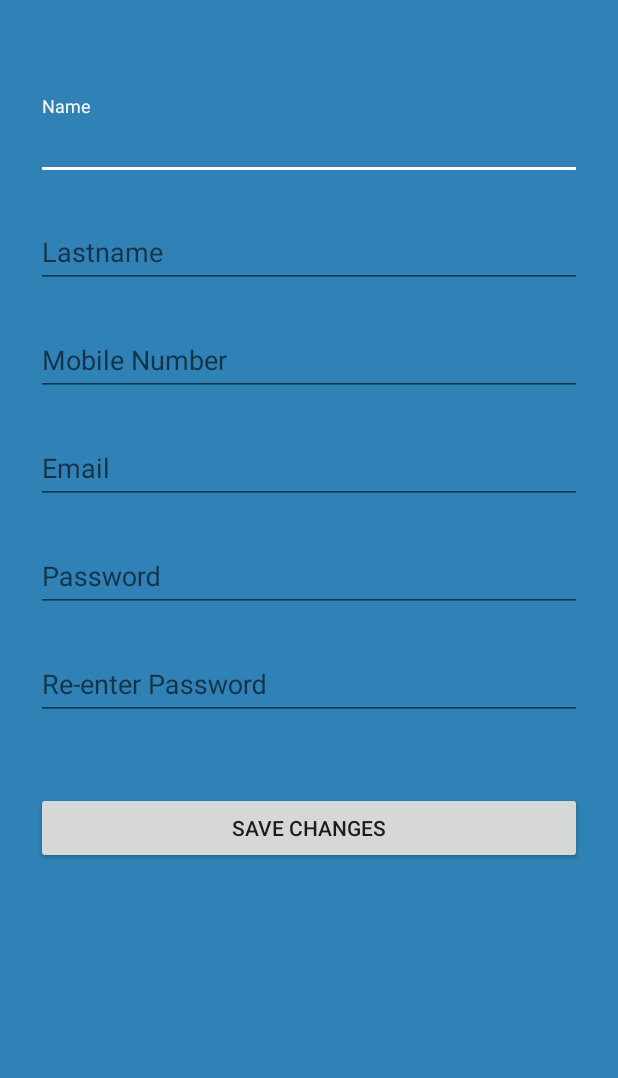
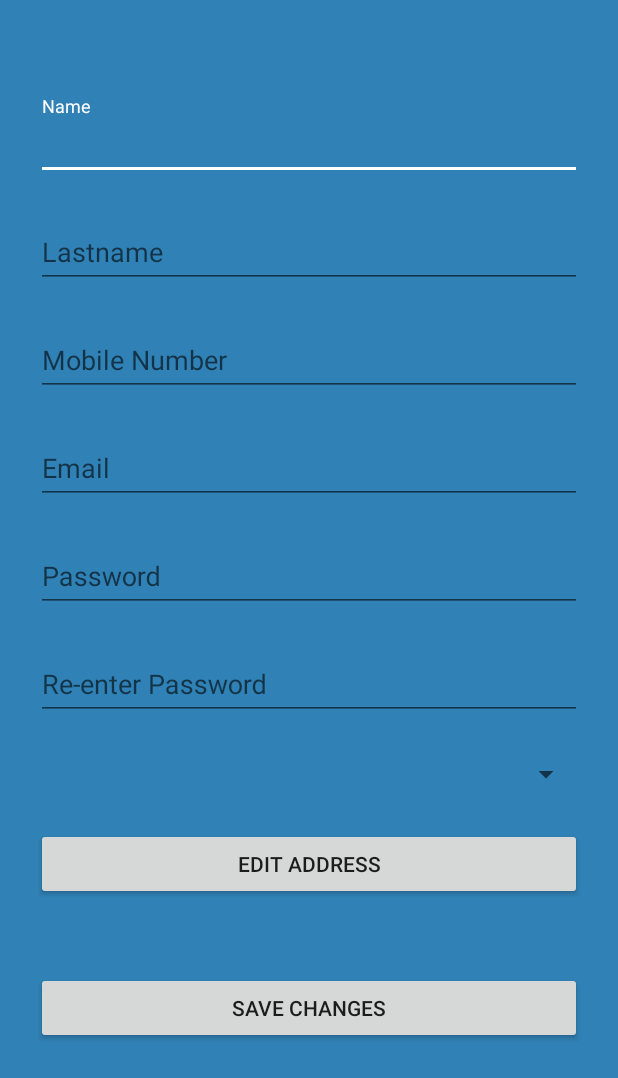
Before and after one commit to OlgaColl/Airmns, an Android app: the screen it shows after launch (Activity4EditProfileClient), on a phone screen of 412 x 824 dp. Shown: the top 1078 px of the screen. Run offline under Robolectric (Android 15) with nearby library versions, the phone set to English and light mode, and no system bars.

Commit message:
Edit Profile Client
Falta omplir spinner amb dades ficticies, fer clic, saltar a la nova
activity i omplir els camps? o fer-ho al mateix.

```diff
--- a/app/src/main/java/com/example/olgacoll/airmns/Activity4EditProfileClient.java
+++ b/app/src/main/java/com/example/olgacoll/airmns/Activity4EditProfileClient.java
@@ -7,11 +7,12 @@ package com.example.olgacoll.airmns;
 import android.content.Intent;
 import android.os.Bundle;
 import android.support.v7.app.AppCompatActivity;
-import android.util.Log;
 import android.view.View;
+import android.widget.AdapterView;
+import android.widget.ArrayAdapter;
 import android.widget.Button;
 import android.widget.EditText;
-import android.widget.TextView;
+import android.widget.Spinner;
 
 public class Activity4EditProfileClient extends AppCompatActivity {
 
@@ -19,26 +20,42 @@ public class Activity4EditProfileClient extends AppCompatActivity {
 
     EditText editTextName, editTextLastname, editTextEmail, editTextMobile, editTextPassword, editTextPassword2;
     Button buttonSaveChanges;
-    TextView textViewLinkBack;
+    Button buttonEditAddress;
+    Spinner spinnerAddress;
+    String dataAddress[];
+    Bundle bundle;
+
     View.OnClickListener listener;
+    AdapterView.OnItemSelectedListener listenerSpinner;
 
     @Override
     public void onCreate(Bundle savedInstanceState) {
         super.onCreate(savedInstanceState);
-        setContentView(R.layout.layout4a_editprofile);
+        setContentView(R.layout.layout4a_editprofileclient);
 
-        editTextName = (EditText)findViewById(R.id.input_name);
+        /*editTextName = (EditText)findViewById(R.id.input_name);
         editTextLastname = (EditText)findViewById(R.id.input_lastname);
         editTextEmail = (EditText)findViewById(R.id.input_email);
         editTextMobile = (EditText)findViewById(R.id.input_mobile);
         editTextPassword = (EditText)findViewById(R.id.input_password);
         editTextPassword2 = (EditText)findViewById(R.id.input_reEnterPassword);
+        buttonEditAddress = (Button)findViewById(R.id.btn_edit_address);
+        buttonSaveChanges = (Button)findViewById(R.id.btn_save_changes);
+        spinnerAddress = (Spinner)findViewById(R.id.spinner_address);
 
-        buttonSaveChanges = (Button)findViewById(R.id.btn_save_changes);
+        bundle = new Bundle();
+        loadDataSpinner();
+        prepareListener();
+        controlSpinner();
 
-        prepareListener();
+        buttonEditAddress.setOnClickListener(listener);
+        buttonSaveChanges.setOnClickListener(listener);*/
+    }
 
-        buttonSaveChanges.setOnClickListener(listener);
+    /*public void loadDataSpinner(){
+        for(int i = 1; i < 21; i++){
+            dataAddress[i] = "Address " + i ;
+        }
     }
 
     public void prepareListener(){
@@ -49,16 +66,38 @@ public class Activity4EditProfileClient extends AppCompatActivity {
                     case R.id.btn_save_changes:
                         saveChanges();
                         break;
+                    case R.id.btn_edit_address:
+                        editAddress(); //TODO Bundle!!
+                        break;
                 }
             }
         };
     }
 
     public void saveChanges(){
-        Log.d(TAG, "SaveChanges");
+        //Log.d(TAG, "SaveChanges");
         Intent intent = new Intent(this, Activity3AMainUser.class);
         startActivity(intent);
     }
+
+    public void editAddress(){
+        Intent intent = new Intent(this, EditAddressActivity.class);
+        startActivity(intent);
+    }
+
+    //Control address Spinner
+    private void controlSpinner() {
+        //Address
+        dataAddress = getResources().getStringArray(R.array.address_value);
+        // Create an ArrayAdapter using the string array and a default spinner layout
+        ArrayAdapter<CharSequence> adapter1 = ArrayAdapter.createFromResource(this, R.array.address_value, android.R.layout.simple_list_item_1);
+        // Specify the layout to use when the list of choices appears
+        adapter1.setDropDownViewResource(android.R.layout.simple_spinner_dropdown_item);
+        // Apply the adapter to the spinner
+        spinnerAddress.setAdapter(adapter1);
+        spinnerAddress.setOnItemSelectedListener(listenerSpinner);
+    }*/
+
 
     /*public void saveChanges() {
         Log.d(TAG, "SaveChanges");
--- a/app/src/main/java/com/example/olgacoll/airmns/Activity4EditProfileProfessional.java
+++ b/app/src/main/java/com/example/olgacoll/airmns/Activity4EditProfileProfessional.java
@@ -25,7 +25,7 @@ public class Activity4EditProfileProfessional extends AppCompatActivity {
     @Override
     public void onCreate(Bundle savedInstanceState) {
         super.onCreate(savedInstanceState);
-        setContentView(R.layout.layout4a_editprofile);
+        setContentView(R.layout.layout4a_editprofileclient);
 
         editTextName = (EditText)findViewById(R.id.input_name);
         editTextLastname = (EditText)findViewById(R.id.input_lastname);
--- a/app/src/main/res/layout/layout4a_editprofile.xml
+++ b/app/src/main/res/layout/layout4a_editprofileclient.xml
@@ -107,6 +107,22 @@
             android:layout_marginBottom="8dp">
         </android.support.design.widget.TextInputLayout>
 
+        <Spinner
+            android:id="@+id/spinner_address"
+            android:layout_width="match_parent"
+            android:layout_height="wrap_content"
+            android:clipChildren="true"
+            android:clipToPadding="true"/>
+
+        <!-- Edit Address Client Button -->
+        <android.support.v7.widget.AppCompatButton
+            android:id="@+id/btn_edit_address"
+            android:layout_width="fill_parent"
+            android:layout_height="wrap_content"
+            android:layout_marginTop="24dp"
+            android:layout_marginBottom="24dp"
+            android:padding="12dp"
+            android:text="@string/editAddressClient"/>
 
         <!-- Signup Button -->
         <android.support.v7.widget.AppCompatButton
@@ -116,15 +132,6 @@
             android:layout_marginTop="24dp"
             android:layout_marginBottom="24dp"
             android:padding="12dp"
-            android:text="Save changes"/>
-
-        <!--<TextView android:id="@+id/link_login"
-            android:layout_width="fill_parent"
-            android:layout_height="wrap_content"
-            android:layout_marginBottom="24dp"
-            android:text="Already a member? Login"
-            android:gravity="center"
-            android:textSize="16dip"/>-->
-
+            android:text="@string/saveChanges"/>
     </LinearLayout>
 </ScrollView>
--- a/app/src/main/res/layout/layout5_reserve.xml
+++ b/app/src/main/res/layout/layout5_reserve.xml
@@ -5,12 +5,12 @@
     android:id="@+id/activity5_Reserve"
     android:layout_width="match_parent"
     android:layout_height="match_parent"
-    android:background="@android:color/holo_blue_dark"
     android:orientation="vertical"
     android:paddingLeft="24dp"
     android:paddingRight="24dp"
     android:weightSum="1"
-    tools:context="org.proven.airmns.Activity5Reserve">
+    tools:context="com.example.olgacoll.airmns.Activity5Reserve"
+    android:background="@color/primary_darker">>
 
 
 
--- a/app/src/main/res/values/strings.xml
+++ b/app/src/main/res/values/strings.xml
@@ -7,9 +7,10 @@
     <string name="radioClient">Client</string>
     <string name="radioProfessional">Professional</string>
 
-    <!-- Edit Profile Label -->
+    <!-- Edit Profile Client Label -->
     <string name="saveChanges">Save changes</string>
-    <string name="anyChangesBack">Any changes? Back</string>
+    <string name="editAddressClient">Edit address</string>
+    <string name="anyChangesBack">Any changes? Back</string> <!-- TODO-->
 
     <!-- Info Label -->
     <string name="titleCompany">Global Facility Management</string>
```
